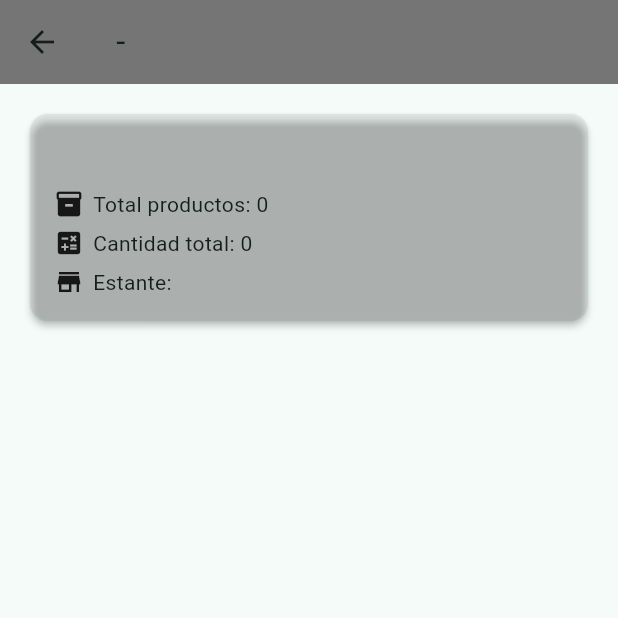
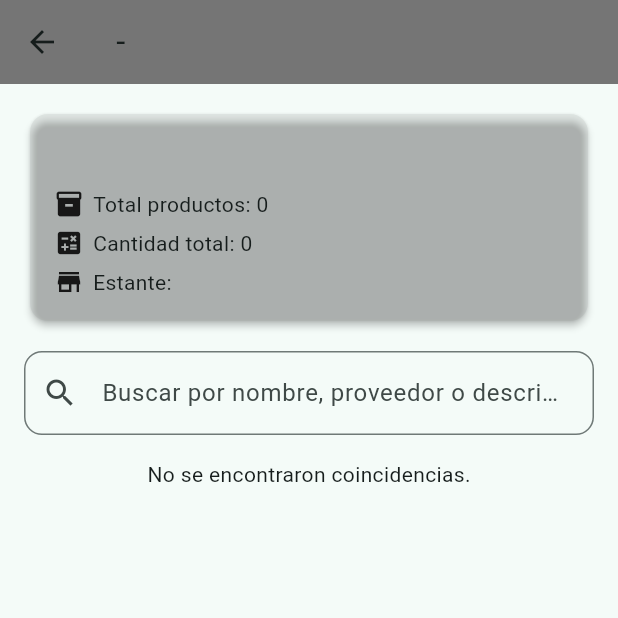
Before and after one commit to Young-Heredia/PR2-25-APP-FARMACIA, a Flutter app: the ExpiringProductByShelfView screen opened directly with empty values, on a phone screen of 412 x 824 dp, the top half of it. Run offline on Flutter 3.47's test engine with Material 3 defaults, Android fonts, the phone set to English and light mode, and no system bars; our stand-ins replace cloud_firestore, device_info_plus, firebase_core, image_cropper, image_picker, permission_handler and 1 more; accounts and stored records are empty.

Commit message:
Documentación

```diff
--- a/lib/views/notification/expiring_product_by_shelf_view.dart
+++ b/lib/views/notification/expiring_product_by_shelf_view.dart
@@ -5,7 +5,7 @@
 import 'package:app_farmacia/models/product_model.dart';
 import 'package:app_farmacia/views/product/detail_product_view.dart';
 
-class ExpiringProductByShelfView extends StatelessWidget {
+class ExpiringProductByShelfView extends StatefulWidget {
   final String category;
   final String shelfName;
   final List<ProductModel> products;
@@ -18,13 +18,47 @@
   });
 
   @override
+  State<ExpiringProductByShelfView> createState() =>
+      _ExpiringProductByShelfViewState();
+}
+
+class _ExpiringProductByShelfViewState
+    extends State<ExpiringProductByShelfView> {
+  final TextEditingController _searchController = TextEditingController();
+  List<ProductModel> _filteredProducts = [];
+
+  @override
+  void initState() {
+    super.initState();
+    _filteredProducts = widget.products;
+    _searchController.addListener(_applySearch);
+  }
+
+  void _applySearch() {
+    final query = _searchController.text.toLowerCase();
+    setState(() {
+      _filteredProducts = widget.products.where((p) {
+        return p.name.toLowerCase().contains(query) ||
+            p.description.toLowerCase().contains(query) ||
+            p.supplier.toLowerCase().contains(query);
+      }).toList();
+    });
+  }
+
+  @override
+  void dispose() {
+    _searchController.dispose();
+    super.dispose();
+  }
+
+  @override
   Widget build(BuildContext context) {
-    final totalStock = products.fold<int>(0, (sum, p) => sum + p.stock);
-    final colorMap = _getStyleByCategory(category);
+    final totalStock = _filteredProducts.fold<int>(0, (sum, p) => sum + p.stock);
+    final colorMap = _getStyleByCategory(widget.category);
 
     return Scaffold(
       appBar: AppBar(
-        title: Text('$category - $shelfName'),
+        title: Text('${widget.category} - ${widget.shelfName}'),
         backgroundColor: colorMap['color'],
       ),
       body: ListView(
@@ -34,14 +68,15 @@
           Card(
             color: colorMap['color'].withOpacity(0.1),
             elevation: 2,
-            shape:
-                RoundedRectangleBorder(borderRadius: BorderRadius.circular(12)),
+            shape: RoundedRectangleBorder(
+              borderRadius: BorderRadius.circular(12),
+            ),
             child: Padding(
               padding: const EdgeInsets.all(16),
               child: Column(
                 crossAxisAlignment: CrossAxisAlignment.start,
                 children: [
-                  Text(category,
+                  Text(widget.category,
                       style: TextStyle(
                           fontSize: 18,
                           fontWeight: FontWeight.bold,
@@ -51,7 +86,7 @@
                     children: [
                       const Icon(Icons.inventory_2, size: 20),
                       const SizedBox(width: 6),
-                      Text('Total productos: ${products.length}'),
+                      Text('Total productos: ${_filteredProducts.length}'),
                     ],
                   ),
                   const SizedBox(height: 6),
@@ -67,7 +102,7 @@
                     children: [
                       const Icon(Icons.store, size: 20),
                       const SizedBox(width: 6),
-                      Text('Estante: $shelfName'),
+                      Text('Estante: ${widget.shelfName}'),
                     ],
                   ),
                 ],
@@ -77,8 +112,25 @@
 
           const SizedBox(height: 16),
 
-          // 🔸 Lista de productos con navegación al detalle
-          ...products.map((p) => GestureDetector(
+         // 🔍 Campo de búsqueda
+          TextField(
+            controller: _searchController,
+            decoration: InputDecoration(
+              hintText: 'Buscar por nombre, proveedor o descripción...',
+              prefixIcon: const Icon(Icons.search),
+              border: OutlineInputBorder(
+                borderRadius: BorderRadius.circular(12),
+              ),
+            ),
+          ),
+
+          const SizedBox(height: 16),
+
+          // 🔸 Lista filtrada
+          if (_filteredProducts.isEmpty)
+            const Center(child: Text('No se encontraron coincidencias.')),
+
+          ..._filteredProducts.map((p) => GestureDetector(
                 onTap: () {
                   Navigator.push(
                     context,
--- a/lib/views/product/add_product_view.dart
+++ b/lib/views/product/add_product_view.dart
@@ -23,7 +23,7 @@
   final _formKey = GlobalKey<FormState>();
   final _service = FirebaseProductService();
   final CloudinaryService cloudinary = CloudinaryService(
-    cloudName: 'duiiqydcv',
+    cloudName: 'dxzeoxji9',
     uploadPreset: 'pr2_25_app_farmacia',
   );
 
```
Also changed, not shown: 7 other files.
